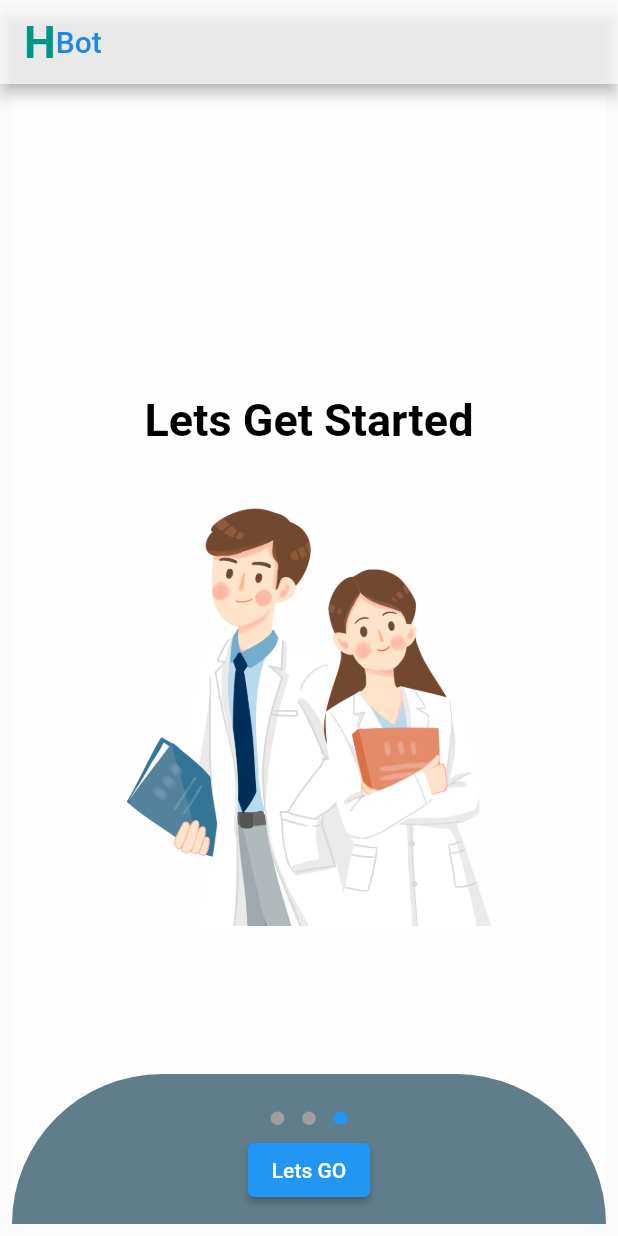
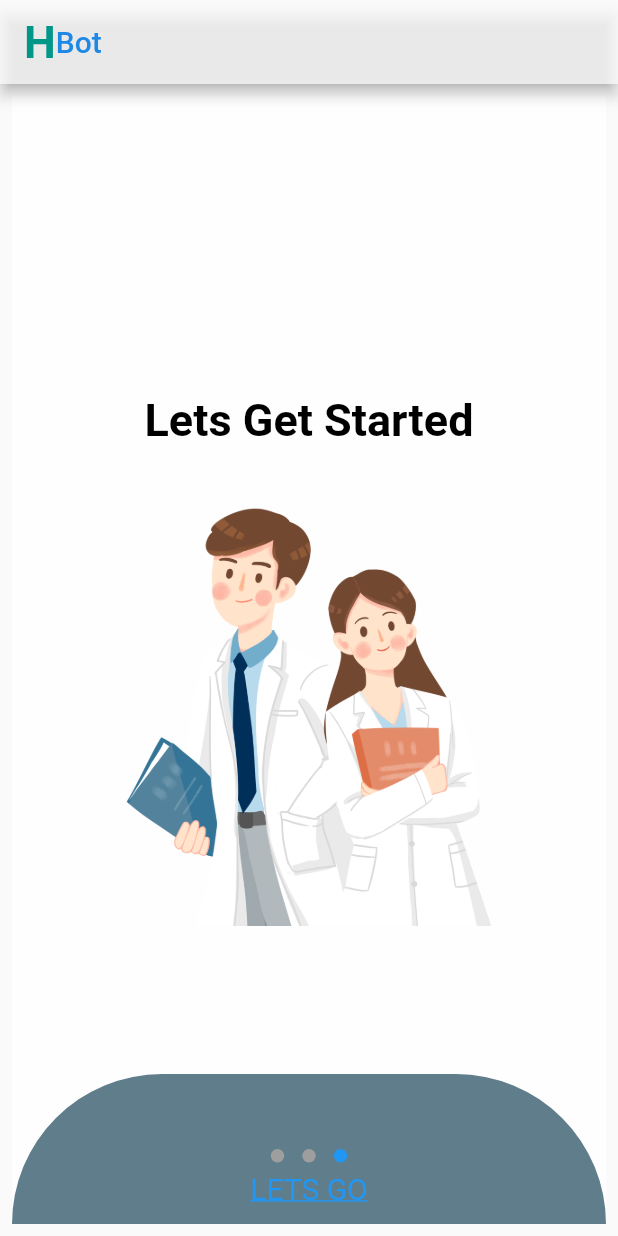
Before and after one commit to sathish2519/Heal-Bot-coll, a Flutter app: the screen it shows after launch, swiped to page 3, on a phone screen of 412 x 824 dp. Run offline on Flutter 3.47's test engine with Material 2 defaults, Android fonts, the light colour scheme and no system bars; drawn by our look-alikes of dots_indicator; our stand-ins replace email_validator, firebase_auth, firebase_core, flutter_signin_button, get; accounts and stored records are empty.

Commit message:
changes done

```diff
--- a/lib/screens/boarding_screen.dart
+++ b/lib/screens/boarding_screen.dart
@@ -3,7 +3,12 @@
 import 'package:dots_indicator/dots_indicator.dart';
 import 'package:flutter/material.dart';
 import 'package:flutter/services.dart';
+import 'package:vendbot/auth.dart';
+import 'package:vendbot/screens/forgotpassword.dart';
 import 'package:vendbot/screens/landing_screen.dart';
+import 'package:vendbot/screens/login.dart';
+
+import 'auth.dart';
 
 class Boardingscreen extends StatefulWidget {
   const Boardingscreen({Key? key}) : super(key: key);
@@ -19,10 +24,8 @@ class _BoardingscreenState extends State<Boardingscreen> {
   @override
   Widget build(BuildContext context) {
     //to stop landscape mode
-    SystemChrome.setPreferredOrientations([
-      DeviceOrientation.portraitUp,
-      DeviceOrientation.portraitDown
-    ]);
+    SystemChrome.setPreferredOrientations(
+        [DeviceOrientation.portraitUp, DeviceOrientation.portraitDown]);
     return Scaffold(
       appBar: AppBar(
         backgroundColor: Colors.white70,
@@ -32,7 +35,7 @@ class _BoardingscreenState extends State<Boardingscreen> {
           //     color: Colors.blue[600],
           //     size: 40.0,
           //   ),
-          Text(
+          const Text(
             "H",
             style: TextStyle(
               fontWeight: FontWeight.bold,
@@ -172,22 +175,39 @@ class _BoardingscreenState extends State<Boardingscreen> {
                 scroller == 2
                     ? Padding(
                         padding: const EdgeInsets.only(left: 20, right: 20),
-                        child: ElevatedButton(
-                            style: ButtonStyle(
-                                backgroundColor:
-                                    MaterialStateProperty.all(Colors.blue)),
-                            onPressed: () {
-                              Navigator.pushAndRemoveUntil(
-                                context,
-                                MaterialPageRoute(
-                                    builder: (context) => const LandingPage()),
-                                (Route<dynamic> route) => false,
-                              );
-                            },
-                            child: const Text('Lets GO')),
+                        // child: ElevatedButton(
+                        //     style: ButtonStyle(
+                        //         backgroundColor:
+                        //             MaterialStateProperty.all(Colors.blue)),
+                        //     onPressed: () {
+                        //       Navigator.pushAndRemoveUntil(
+                        //         context,
+                        //         MaterialPageRoute(
+                        //             builder: (context) => LoginWidget(
+                        //                   onClickedSignUp: () {},
+                        //                 )),
+                        //         (Route<dynamic> route) => false,
+                        //       );
+                        //     },
+                        //     child: const Text('Lets GO')),
+                        child: GestureDetector(
+                          child: Text(
+                            'LETS GO',
+                            style: TextStyle(
+                              color: Theme.of(context).colorScheme.secondary,
+                              decoration: TextDecoration.underline,
+                              fontSize: 20,
+                            ),
+                          ),
+                          onTap: () =>
+                              Navigator.of(context).push(MaterialPageRoute(
+                                  builder: (context) => LoginWidget(
+                                        onClickedSignUp: () {},
+                                      ))),
+                        ),
                       )
                     : TextButton(
-                        child: Text(
+                        child: const Text(
                           "Next",
                           style: TextStyle(fontSize: 20, color: Colors.grey),
                         ),
```
Also changed, not shown: lib/screens/landing_screen.dart (+17 -17 lines), lib/screens/login.dart (+15 -6 lines), lib/screens/signup.dart (+5 -2 lines).
